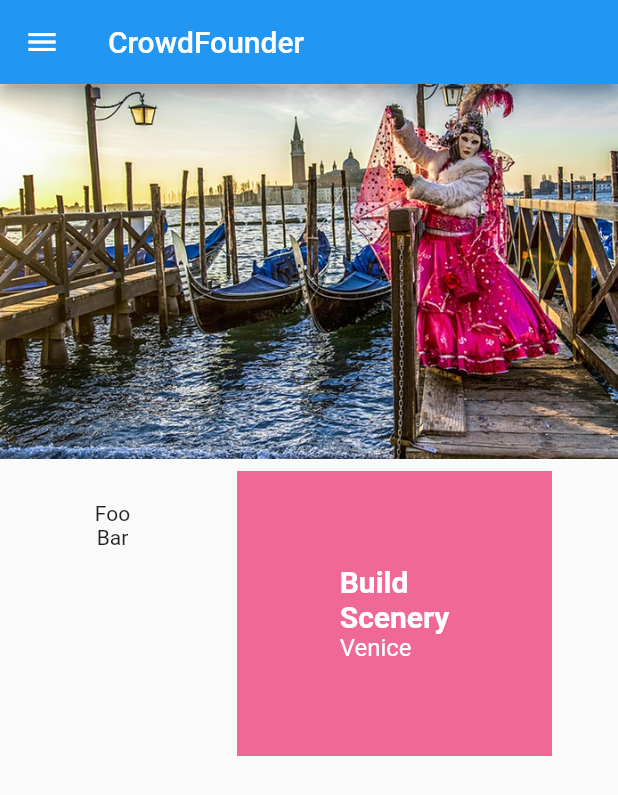
After one commit to xrigau/flutter_playground, a Flutter app: the Challenge02Page screen opened by its route, after a tap on an icon or button, on a phone screen of 412 x 824 dp. The commit adds this screen. Shown: the top 795 px of the screen. Run offline on Flutter 3.47's test engine with Material 2 defaults, Android fonts, the light colour scheme and no system bars; our stand-ins replace built_collection, built_value; generated files the repository leaves out were written again.

Commit message:
Initial version of challenge 02 (kinda working)

```diff
--- /dev/null
+++ b/lib/challenge02.dart
@@ -0,0 +1,211 @@
+import 'package:flutter/material.dart';
+import 'package:flutter/scheduler.dart' show timeDilation;
+
+ThemeData challenge02Theme() => ThemeData(
+      primarySwatch: Colors.purple,
+      brightness: Brightness.light,
+    );
+
+class Challenge02Page extends StatelessWidget {
+  static const String ROUTE = '/challenge02';
+  final List<Item> items = <Item>[
+    Item(
+      'assets/challenge02/venice02.jpg',
+      'Natural\nScenery',
+      'Venice',
+      _Alignment.START,
+      Colors.orange[400].withAlpha(200),
+    ),
+    Item(
+      'assets/challenge02/venice03.jpg',
+      'Famous\nScenery',
+      'Venice',
+      _Alignment.END,
+      Colors.blue[400].withAlpha(200),
+    ),
+    Item(
+      'assets/challenge02/venice01.jpg',
+      'Build\nScenery',
+      'Venice',
+      _Alignment.START,
+      Colors.pink[400].withAlpha(200),
+    ),
+  ];
+
+  @override
+  Widget build(BuildContext context) {
+    timeDilation = 10.0; // 1.0 means normal animation speed.
+    return Scaffold(
+      appBar: AppBar(
+        title: Text('CrowdFounder'),
+        leading: IconButton(
+          icon: Icon(Icons.menu),
+          onPressed: () {},
+        ),
+      ),
+      body: _body(context),
+    );
+  }
+
+  Widget _body(BuildContext context) => ListView(
+        itemExtent: 200.0,
+        children: items.map((item) => _item(item, context)).toList(),
+      );
+
+  Widget _item(Item item, BuildContext context) => InkWell(
+        onTap: () => Navigator.of(context).push(MaterialPageRoute<Null>(builder: (BuildContext context) => Challenge02DetailPage(item))),
+        child: Container(
+          child: Stack(
+            alignment: item._alignment == _Alignment.START ? AlignmentDirectional.centerStart : AlignmentDirectional.centerEnd,
+            children: <Widget>[
+              _image(item),
+              _ItemInformation(item),
+            ],
+          ),
+        ),
+      );
+
+  Widget _image(Item item) => SizedBox(
+        width: double.infinity,
+        height: double.infinity,
+        child: Padding(
+          padding: EdgeInsets.all(18.0),
+          child: Hero(
+            tag: item._imagePath + "_img",
+            child: Image.asset(
+              item._imagePath,
+              fit: BoxFit.cover,
+            ),
+          ),
+        ),
+      );
+}
+
+class _ItemInformation extends StatelessWidget {
+  final Item _item;
+
+  _ItemInformation(this._item);
+
+  @override
+  Widget build(BuildContext context) => Padding(
+        padding: EdgeInsets.all(8.0),
+        child: Hero(
+          tag: _item._imagePath + 'text',
+          child: Container(
+            color: _item._color,
+            child: SizedBox(
+              width: 210.0,
+              height: 190.0,
+              child: Column(
+                crossAxisAlignment: _item._alignment == _Alignment.START ? CrossAxisAlignment.center : CrossAxisAlignment.start,
+                mainAxisSize: MainAxisSize.max,
+                mainAxisAlignment: MainAxisAlignment.center,
+                children: <Widget>[
+                  Padding(
+                    padding: EdgeInsets.only(left: _item._alignment == _Alignment.START ? 0.0 : 16.0),
+                    child: Column(
+                      crossAxisAlignment: CrossAxisAlignment.start,
+                      children: <Widget>[
+                        Text(
+                          _item._title,
+                          style: _Theme.of(context).title,
+                        ),
+                        Text(
+                          _item._subtitle,
+                          style: _Theme.of(context).subtitle,
+                        )
+                      ],
+                    ),
+                  ),
+                ],
+              ),
+            ),
+          ),
+        ),
+      );
+}
+
+class Challenge02DetailPage extends StatelessWidget {
+  final Item _item;
+  Challenge02DetailPage(this._item);
+
+  @override
+  Widget build(BuildContext context) => Scaffold(
+        appBar: AppBar(
+          title: Text('CrowdFounder'),
+          leading: IconButton(
+            icon: Icon(Icons.menu),
+            onPressed: () {},
+          ),
+        ),
+        body: _body(context),
+      );
+
+  Widget _body(BuildContext context) => Container(
+        child: Column(
+          children: <Widget>[
+            _image(),
+            _info(),
+          ],
+        ),
+      );
+
+  Widget _image() => SizedBox(
+        width: double.infinity,
+        height: 250.0,
+        child: Hero(
+          tag: _item._imagePath + "_img",
+          child: Image.asset(
+            _item._imagePath,
+            fit: BoxFit.cover,
+          ),
+        ),
+      );
+
+  Widget _info() => Row(
+        children: <Widget>[
+          SizedBox(
+            width: 150.0,
+            height: 150.0,
+            child: Column(
+              children: <Widget>[
+                Text("Foo"),
+                Text("Bar"),
+              ],
+            ),
+          ),
+          Column(
+            children: <Widget>[
+              _ItemInformation(_item),
+            ],
+          ),
+        ],
+      );
+}
+
+class Item {
+  final String _imagePath;
+  final String _title;
+  final String _subtitle;
+  final _Alignment _alignment;
+  final Color _color;
+  Item(this._imagePath, this._title, this._subtitle, this._alignment, this._color);
+}
+
+enum _Alignment { START, END }
+
+class _Theme {
+  factory _Theme.of(BuildContext context) => _Theme(Theme.of(context));
+
+  final ThemeData _themeData;
+
+  _Theme(this._themeData);
+
+  TextStyle get title => _themeData.textTheme.title.copyWith(fontWeight: FontWeight.bold, color: Colors.white);
+  TextStyle get subtitle => _themeData.textTheme.subhead.copyWith(color: Colors.white);
+
+  TextStyle get description => _themeData.textTheme.body1;
+  TextStyle get readMore => _themeData.textTheme.button.copyWith(color: Colors.orange);
+  TextStyle get backThisProject => _themeData.textTheme.button.copyWith(color: Colors.white);
+  TextStyle get name => _themeData.textTheme.body1.copyWith(fontWeight: FontWeight.bold);
+}
--- a/lib/main.dart
+++ b/lib/main.dart
@@ -1,6 +1,7 @@
 import 'package:flutter/material.dart';
 import 'package:flutter_playground/challenge00.dart';
 import 'package:flutter_playground/challenge01.dart';
+import 'package:flutter_playground/challenge02.dart';
 import 'package:flutter_playground/dragndrop.dart';
 import 'package:flutter_playground/recipes/recipes.dart';
 import 'package:flutter_playground/recipes/recipes_page.dart';
@@ -8,6 +9,7 @@ import 'package:flutter_playground/recipes/recipes_page.dart';
 void main() => runApp(FlutterPlaygroundApp(<Page>[
       Page(Challenge00Page(), challenge00Theme, Challenge00Page.ROUTE, 'Challenge 00'),
       Page(Challenge01Page(), challenge01Theme, Challenge01Page.ROUTE, 'Challenge 01'),
+      Page(Challenge02Page(), challenge02Theme, Challenge02Page.ROUTE, 'Challenge 02'),
       Page(RecipesPage(RecipesService()), recipesTheme, RecipesPage.ROUTE, 'Recipes'),
       Page(DragAndDropPage(), dragAndDropTheme, DragAndDropPage.ROUTE, 'Drag and Drop'),
     ]));
--- a/pubspec.yaml
+++ b/pubspec.yaml
@@ -23,3 +23,7 @@ flutter:
   assets:
     - assets/challenge01/hero.jpg
     - assets/challenge01/avatar.jpg
+    - assets/challenge02/venice01.jpg
+    - assets/challenge02/venice02.jpg
+    - assets/challenge02/venice03.jpg
+    - assets/recipes/pasta-alla-siciliana.jpg
```
Also changed, not shown: assets/challenge02/venice01.jpg (added), assets/challenge02/venice02.jpg (added), assets/challenge02/venice03.jpg (added), pubspec.lock, 1 other file.
